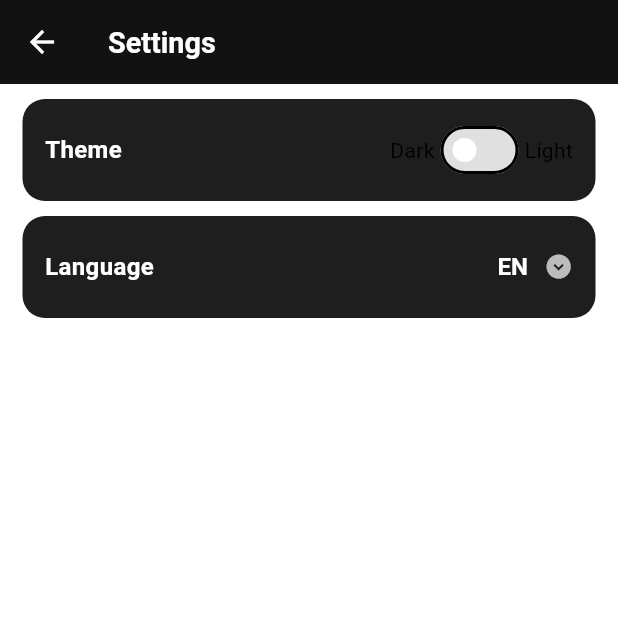
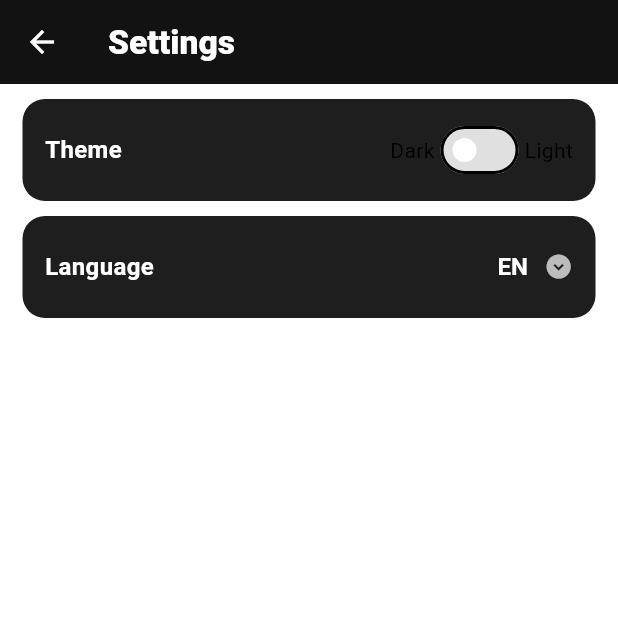
Before and after one commit to abdullahbokl/Flutter-Reddit-Clone-App, a Flutter app: the SettingsScreen screen opened directly, on a phone screen of 412 x 824 dp, the top half of it. Run offline on Flutter 3.47's test engine with Material 3 defaults, Android fonts, the phone set to English and light mode, and no system bars; our stand-ins replace dio, easy_localization, firebase_core, flutter_bloc, flutter_spinkit, get_it and 1 more; missing offline and left inert: bottom_nav_bar, connectivity_wrapper; accounts and stored records are empty; Roboto replaces fonts that are missing (assets/fonts/Satoshi-Medium.ttf).

Commit message:
refactor/
localization, responsiveness, themes, syles, ..

```diff
--- /dev/null
+++ b/lib/core/common/widgets/custom_app_bar.dart
@@ -0,0 +1,37 @@
+import 'package:easy_localization/easy_localization.dart';
+import 'package:flutter/material.dart';
+
+import '../../utils/app_styles.dart';
+
+class CustomAppBar extends StatelessWidget implements PreferredSizeWidget {
+  const CustomAppBar({
+    super.key,
+    required this.title,
+    this.actions,
+    this.leading,
+    this.centerTitle,
+  });
+
+  final String title;
+  final List<Widget>? actions;
+  final Widget? leading;
+  final bool? centerTitle;
+
+  @override
+  Widget build(BuildContext context) {
+    return AppBar(
+      leading: leading,
+      actions: actions,
+      centerTitle: centerTitle,
+      title: Builder(builder: (context) {
+        return Text(
+          title.tr(context: context),
+          style: AppStyles.font28SatoshiW700(context),
+        );
+      }),
+    );
+  }
+
+  @override
+  Size get preferredSize => const Size.fromHeight(56.0);
+}
--- a/lib/core/utils/app_styles.dart
+++ b/lib/core/utils/app_styles.dart
@@ -79,6 +79,14 @@ abstract class AppStyles {
     );
   }
 
+  static TextStyle font28SatoshiW700(BuildContext context) {
+    return generateTextStyle(
+      context,
+      fontSize: 28,
+      fontWeight: FontWeight.w800,
+    );
+  }
+
   static TextStyle font32SatoshiW900(BuildContext context) {
     return generateTextStyle(
       context,
--- a/lib/features/home/presentation/screens/home_screen.dart
+++ b/lib/features/home/presentation/screens/home_screen.dart
@@ -1,6 +1,7 @@
 import 'package:easy_localization/easy_localization.dart';
 import 'package:flutter/material.dart';
 
+import '../../../../core/common/widgets/custom_app_bar.dart';
 import '../../../../core/utils/locale_keys.g.dart';
 
 class HomeScreen extends StatelessWidget {
@@ -9,12 +10,8 @@ class HomeScreen extends StatelessWidget {
   @override
   Widget build(BuildContext context) {
     return Scaffold(
-      appBar: AppBar(
-        title: Builder(builder: (context) {
-          return Text(
-            LocaleKeys.home.tr(context: context),
-          );
-        }),
+      appBar: const CustomAppBar(
+        title: LocaleKeys.home,
       ),
       body: Center(
         child: Text(LocaleKeys.home.tr(context: context)),
--- a/lib/features/nav_bar/presentation/screens/nav_bar_screen.dart
+++ b/lib/features/nav_bar/presentation/screens/nav_bar_screen.dart
@@ -2,12 +2,12 @@ import 'package:bottom_nav_bar/persistent-tab-view.dart';
 import 'package:easy_localization/easy_localization.dart';
 import 'package:flutter/cupertino.dart';
 import 'package:flutter/material.dart';
-import 'package:reddit_clone/core/utils/app_dimensions.dart';
-import 'package:reddit_clone/core/utils/app_styles.dart';
-import 'package:reddit_clone/core/utils/locale_keys.g.dart';
 
 import '../../../../core/common/models/screen_model.dart';
 import '../../../../core/utils/app_colors.dart';
+import '../../../../core/utils/app_dimensions.dart';
+import '../../../../core/utils/app_styles.dart';
+import '../../../../core/utils/locale_keys.g.dart';
 import '../../../home/presentation/screens/home_screen.dart';
 import '../../../settings/presentation/screens/settings_screen.dart';
 import '../../../stars/presentation/screens/favorite_screen.dart';
--- a/lib/features/settings/presentation/screens/settings_screen.dart
+++ b/lib/features/settings/presentation/screens/settings_screen.dart
@@ -1,7 +1,6 @@
-import 'package:easy_localization/easy_localization.dart';
 import 'package:flutter/material.dart';
+import 'package:reddit_clone/core/common/widgets/custom_app_bar.dart';
 
-import '../../../../core/utils/app_styles.dart';
 import '../../../../core/utils/locale_keys.g.dart';
 import '../widgets/language_setting.dart';
 import '../widgets/theme_setting.dart';
@@ -11,16 +10,11 @@ class SettingsScreen extends StatelessWidget {
 
   @override
   Widget build(BuildContext context) {
-    return Scaffold(
-      appBar: AppBar(
-        title: Builder(builder: (context) {
-          return Text(
-            LocaleKeys.settings.tr(context: context),
-            style: AppStyles.font24SatoshiW700(context),
-          );
-        }),
+    return const Scaffold(
+      appBar: CustomAppBar(
+        title: LocaleKeys.settings,
       ),
-      body: const Column(
+      body: Column(
         crossAxisAlignment: CrossAxisAlignment.center,
         children: [
           SizedBox(height: 10),
--- a/lib/features/stars/presentation/screens/favorite_screen.dart
+++ b/lib/features/stars/presentation/screens/favorite_screen.dart
@@ -1,6 +1,7 @@
 import 'package:easy_localization/easy_localization.dart';
 import 'package:flutter/material.dart';
 
+import '../../../../core/common/widgets/custom_app_bar.dart';
 import '../../../../core/utils/locale_keys.g.dart';
 
 class FavoriteScreen extends StatelessWidget {
@@ -9,12 +10,8 @@ class FavoriteScreen extends StatelessWidget {
   @override
   Widget build(BuildContext context) {
     return Scaffold(
-      appBar: AppBar(
-        title: Builder(builder: (context) {
-          return Text(
-            LocaleKeys.favorites.tr(context: context),
-          );
-        }),
+      appBar: const CustomAppBar(
+        title: LocaleKeys.favorites,
       ),
       body: Center(
         child: Text(LocaleKeys.favorites.tr(context: context)),
```
